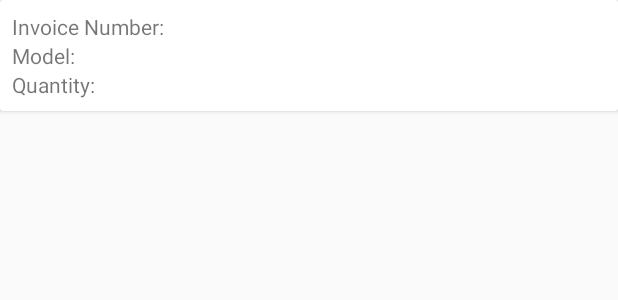
After one commit to Sparker0i/gcloud-android-node-frontend, an Android app: the layout sales.xml on its own in the app's theme, with its tools: preview values and no code run, on a phone screen of 412 x 824 dp. The commit adds this screen. Shown: the top 300 px of the screen. Run offline under Robolectric (Android 15) with nearby library versions, the phone set to English and light mode, and no system bars.

Commit message:
Initialized Sales Activity

```diff
--- a/app/src/main/AndroidManifest.xml
+++ b/app/src/main/AndroidManifest.xml
@@ -18,7 +18,8 @@
                 <category android:name="android.intent.category.LAUNCHER" />
             </intent-filter>
         </activity>
-        <activity android:name=".activity.SearchActivity"></activity>
+        <activity android:name=".activity.SearchActivity" />
+        <activity android:name=".activity.SalesActivity"></activity>
     </application>
 
 </manifest>
--- a/app/src/main/java/com/example/sparker0i/samplenodeapp/activity/MainActivity.java
+++ b/app/src/main/java/com/example/sparker0i/samplenodeapp/activity/MainActivity.java
@@ -88,9 +88,6 @@ public class MainActivity extends AppCompatActivity {
             public void onResponse(@NonNull Call<List<Phone>> call, @NonNull Response<List<Phone>> response) {
                 phones = response.body();
                 if (phones != null) {
-                    for (Phone phone : phones) {
-                        Log.i("Phone Details : " , phone.getManufacturer() + " " + phone.getModel() + " " + phone.getPrice() + " " + phone.getQuantity());
-                    }
                     renderPhones();
                 }
             }
--- /dev/null
+++ b/app/src/main/java/com/example/sparker0i/samplenodeapp/model/Buy.java
@@ -0,0 +1,5 @@
+package com.example.sparker0i.samplenodeapp.model;
+
+public class Buy {
+
+}
--- /dev/null
+++ b/app/src/main/res/layout/sales.xml
@@ -0,0 +1,34 @@
+<?xml version="1.0" encoding="utf-8"?>
+<android.support.v7.widget.CardView android:layout_height="wrap_content"
+    android:layout_width="match_parent"
+    xmlns:tools="http://schemas.android.com/tools"
+    android:id="@+id/card_view"
+    xmlns:android="http://schemas.android.com/apk/res/android">
+
+    <RelativeLayout
+        android:layout_width="match_parent"
+        android:layout_height="match_parent"
+        android:padding="8dp">
+
+        <TextView
+            android:id="@+id/invoiceNumber"
+            android:layout_width="wrap_content"
+            android:layout_height="wrap_content"
+            tools:text="Invoice Number: " />
+
+        <TextView
+            android:id="@+id/model"
+            android:layout_width="wrap_content"
+            android:layout_height="wrap_content"
+            android:layout_below="@id/invoiceNumber"
+            tools:text="Model: " />
+
+        <TextView
+            android:id="@+id/quantity"
+            android:layout_width="wrap_content"
+            android:layout_height="wrap_content"
+            android:layout_below="@id/model"
+            tools:text="Quantity: " />
+    </RelativeLayout>
+
+</android.support.v7.widget.CardView>
```
Also changed, not shown: app/src/main/java/com/example/sparker0i/samplenodeapp/activity/SalesActivity.java (added, +15 -0 lines), app/src/main/java/com/example/sparker0i/samplenodeapp/api/ApiInterface.java (+12 -0 lines), app/src/main/java/com/example/sparker0i/samplenodeapp/model/Sales.java (added, +7 -0 lines), app/src/main/java/com/example/sparker0i/samplenodeapp/results/OnItemClickListener.java (added, +7 -0 lines), app/src/main/java/com/example/sparker0i/samplenodeapp/results/SalesAdapter.java (added, +57 -0 lines), app/src/main/res/layout/activity_sales.xml (added, +16 -0 lines).
